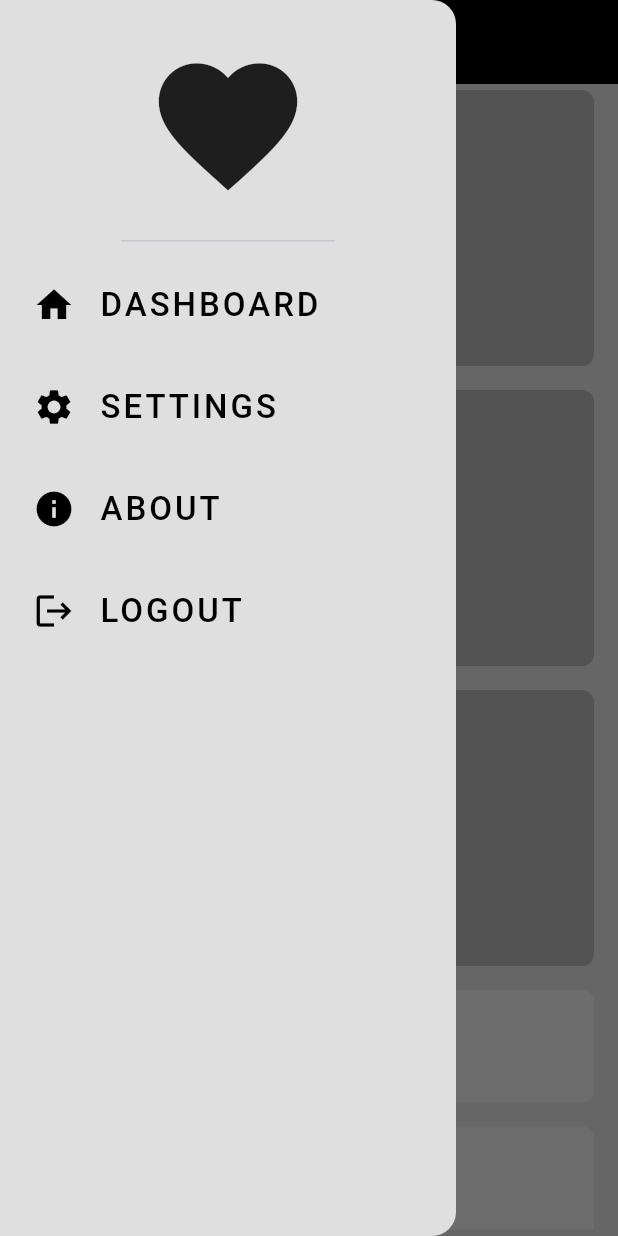
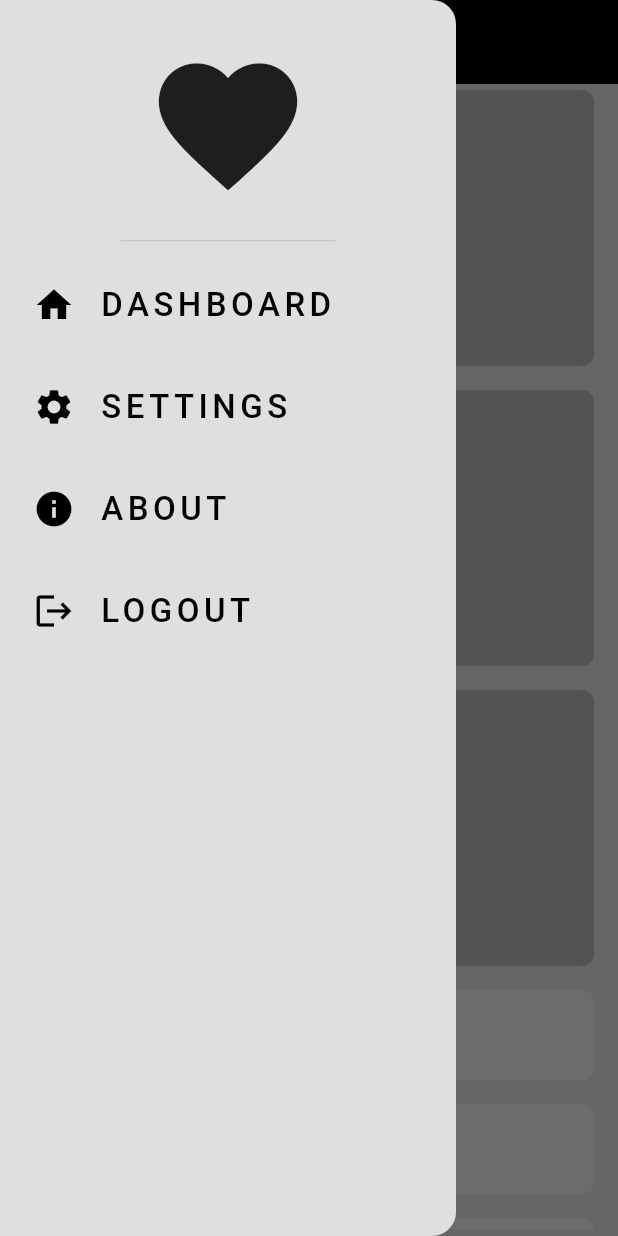
Before and after one commit to Mahmoud-Adel-Ali/adaptive_app, a Flutter app: the screen it shows after launch, with the side drawer open, on a phone screen of 412 x 824 dp. Run offline on Flutter 3.47's test engine with Material 3 defaults, Android fonts, the phone set to English and light mode, and no system bars.

Commit message:
handle drawer text and scroll

```diff
--- a/lib/widgets/custom_drawer_item.dart
+++ b/lib/widgets/custom_drawer_item.dart
@@ -15,8 +15,10 @@ class CustomDrawerItem extends StatelessWidget {
         child: ListTile(
           title: Text(
             title,
+            maxLines: 1,
+            overflow: TextOverflow.ellipsis,
             style: const TextStyle(
-              letterSpacing: 2,
+              letterSpacing: 3,
               fontSize: 22,
               color: Colors.black,
               fontWeight: FontWeight.w500
--- a/lib/widgets/custom_drawer_items_list_view.dart
+++ b/lib/widgets/custom_drawer_items_list_view.dart
@@ -6,9 +6,8 @@ class CustomDrawerItemsListView extends StatelessWidget {
 
   @override
   Widget build(BuildContext context) {
-    return ListView(
-      shrinkWrap: true,
-      physics: const NeverScrollableScrollPhysics(),
+    return Expanded(
+      child: ListView(
         children: [
           CustomDrawerItem(
             onTap: () {},
@@ -31,6 +30,7 @@ class CustomDrawerItemsListView extends StatelessWidget {
             icon: Icons.logout,
           ),
         ],
+      ),
     );
   }
 }
--- a/lib/widgets/custom_item2.dart
+++ b/lib/widgets/custom_item2.dart
@@ -9,7 +9,7 @@ class CustomItem2 extends StatelessWidget {
   Widget build(BuildContext context) {
     return Container(
       margin: const EdgeInsets.only(top: 16),
-      height: 75,
+      height: 60,
       decoration: BoxDecoration(
           color: const Color(0xffECECEC),
           borderRadius: BorderRadius.circular(8)),
```
Lines whose indentation alone changed are shown as unchanged.
